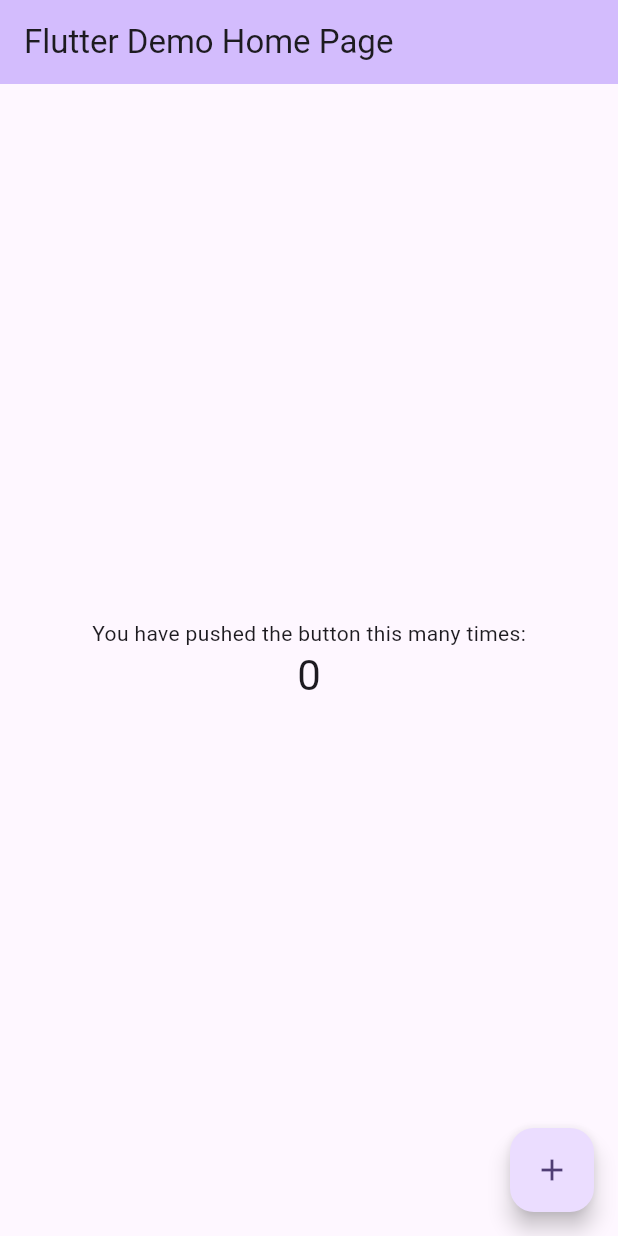
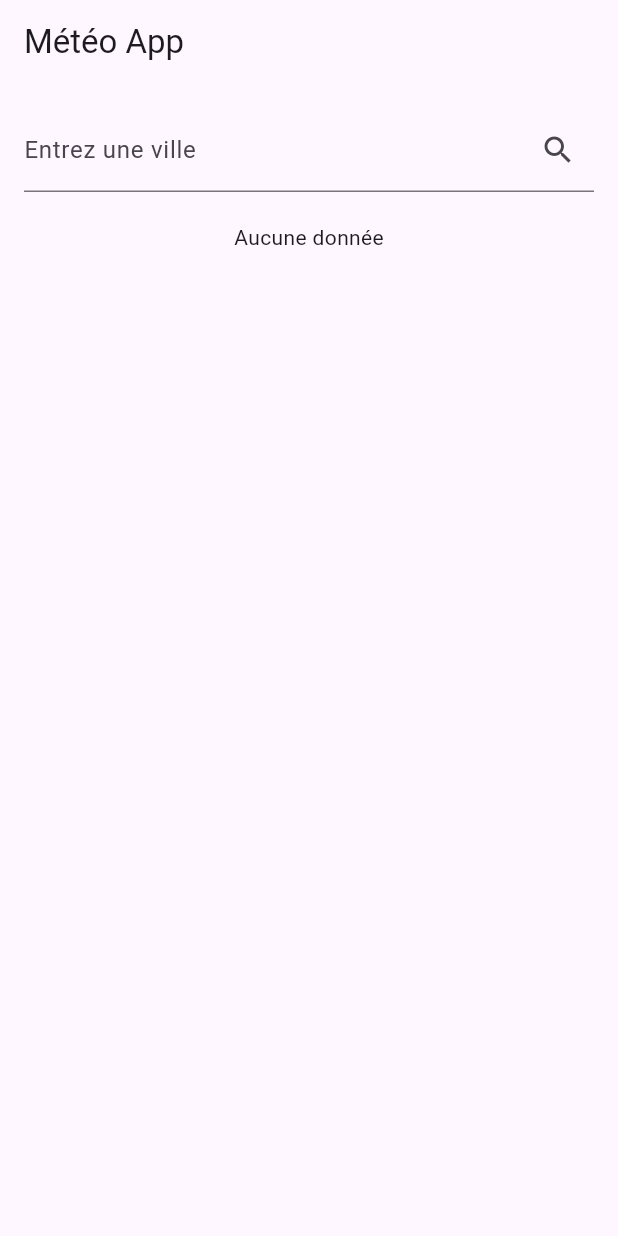
Before and after one commit to ZGAREN/meteo_app_flutter, a Flutter app: the screen it shows after launch, on a phone screen of 412 x 824 dp. Run offline on Flutter 3.47's test engine with Material 3 defaults, Android fonts, the phone set to English and light mode, and no system bars.

Commit message:
Ajout de la fonctionnalité météo

```diff
--- a/lib/main.dart
+++ b/lib/main.dart
@@ -1,4 +1,5 @@
 import 'package:flutter/material.dart';
+import 'services/weather_service.dart';
 
 void main() {
   runApp(const MyApp());
@@ -7,95 +8,84 @@ void main() {
 class MyApp extends StatelessWidget {
   const MyApp({super.key});
 
-  // This widget is the root of your application.
   @override
   Widget build(BuildContext context) {
     return MaterialApp(
-      title: 'Flutter Demo',
-      theme: ThemeData(
-        colorScheme: ColorScheme.fromSeed(seedColor: Colors.deepPurple),
-        useMaterial3: true,
-      ),
-      home: const MyHomePage(title: 'Flutter Demo Home Page'),
+      debugShowCheckedModeBanner: false,
+      home: WeatherScreen(),
     );
   }
 }
 
-class MyHomePage extends StatefulWidget {
-  const MyHomePage({super.key, required this.title});
-
-  final String title;
-
+class WeatherScreen extends StatefulWidget {
   @override
-  State<MyHomePage> createState() => _MyHomePageState();
+  _WeatherScreenState createState() => _WeatherScreenState();
 }
 
-class _MyHomePageState extends State<MyHomePage> {
-  int _counter = 0;
+class _WeatherScreenState extends State<WeatherScreen> {
+  final TextEditingController _controller = TextEditingController();
+  final WeatherService _weatherService = WeatherService();
+  Map<String, dynamic>? _weatherData;
+  bool _isLoading = false;
 
-  void _incrementCounter() {
+  void _fetchWeather() async {
+    if (_controller.text.isEmpty) return;
+
     setState(() {
-      // This call to setState tells the Flutter framework that something has
-      // changed in this State, which causes it to rerun the build method below
-      // so that the display can reflect the updated values. If we changed
-      // _counter without calling setState(), then the build method would not be
-      // called again, and so nothing would appear to happen.
-      _counter++;
+      _isLoading = true;
+    });
+
+    final data = await _weatherService.getWeather(_controller.text);
+
+    setState(() {
+      _weatherData = data;
+      _isLoading = false;
     });
   }
 
   @override
   Widget build(BuildContext context) {
-    // This method is rerun every time setState is called, for instance as done
-    // by the _incrementCounter method above.
-    //
-    // The Flutter framework has been optimized to make rerunning build methods
-    // fast, so that you can just rebuild anything that needs updating rather
-    // than having to individually change instances of widgets.
     return Scaffold(
-      appBar: AppBar(
-        // TRY THIS: Try changing the color here to a specific color (to
-        // Colors.amber, perhaps?) and trigger a hot reload to see the AppBar
-        // change color while the other colors stay the same.
-        backgroundColor: Theme.of(context).colorScheme.inversePrimary,
-        // Here we take the value from the MyHomePage object that was created by
-        // the App.build method, and use it to set our appbar title.
-        title: Text(widget.title),
-      ),
-      body: Center(
-        // Center is a layout widget. It takes a single child and positions it
-        // in the middle of the parent.
+      appBar: AppBar(title: const Text("Météo App")),
+      body: Padding(
+        padding: const EdgeInsets.all(16.0),
         child: Column(
-          // Column is also a layout widget. It takes a list of children and
-          // arranges them vertically. By default, it sizes itself to fit its
-          // children horizontally, and tries to be as tall as its parent.
-          //
-          // Column has various properties to control how it sizes itself and
-          // how it positions its children. Here we use mainAxisAlignment to
-          // center the children vertically; the main axis here is the vertical
-          // axis because Columns are vertical (the cross axis would be
-          // horizontal).
-          //
-          // TRY THIS: Invoke "debug painting" (choose the "Toggle Debug Paint"
-          // action in the IDE, or press "p" in the console), to see the
-          // wireframe for each widget.
-          mainAxisAlignment: MainAxisAlignment.center,
-          children: <Widget>[
-            const Text(
-              'You have pushed the button this many times:',
+          children: [
+            TextField(
+              controller: _controller,
+              decoration: InputDecoration(
+                labelText: "Entrez une ville",
+                suffixIcon: IconButton(
+                  icon: Icon(Icons.search),
+                  onPressed: _fetchWeather,
+                ),
+              ),
             ),
-            Text(
-              '$_counter',
-              style: Theme.of(context).textTheme.headlineMedium,
-            ),
+            const SizedBox(height: 20),
+            _isLoading
+                ? CircularProgressIndicator()
+                : _weatherData != null
+                    ? Column(
+                        children: [
+                          Text(
+                            "${_weatherData!['name']}, ${_weatherData!['sys']['country']}",
+                            style: TextStyle(
+                                fontSize: 24, fontWeight: FontWeight.bold),
+                          ),
+                          Text(
+                            "${_weatherData!['main']['temp']}°C",
+                            style: TextStyle(fontSize: 40),
+                          ),
+                          Text(
+                            _weatherData!['weather'][0]['description'],
+                            style: TextStyle(fontSize: 20),
+                          ),
+                        ],
+                      )
+                    : Text("Aucune donnée"),
           ],
         ),
       ),
-      floatingActionButton: FloatingActionButton(
-        onPressed: _incrementCounter,
-        tooltip: 'Increment',
-        child: const Icon(Icons.add),
-      ), // This trailing comma makes auto-formatting nicer for build methods.
     );
   }
 }
--- a/pubspec.yaml
+++ b/pubspec.yaml
@@ -30,6 +30,10 @@ environment:
 dependencies:
   flutter:
     sdk: flutter
+  http: ^0.13.6  # Pour faire des requêtes API
+  geolocator: ^10.0.0  # Pour récupérer la localisation de l'utilisateur
+  geocoding: ^2.1.0  # Pour convertir la localisation en ville
+
 
   # The following adds the Cupertino Icons font to your application.
   # Use with the CupertinoIcons class for iOS style icons.
```
Also changed, not shown: lib/services/weather_service.dart (added, +27 -0 lines), pubspec.lock, 3 other files.
